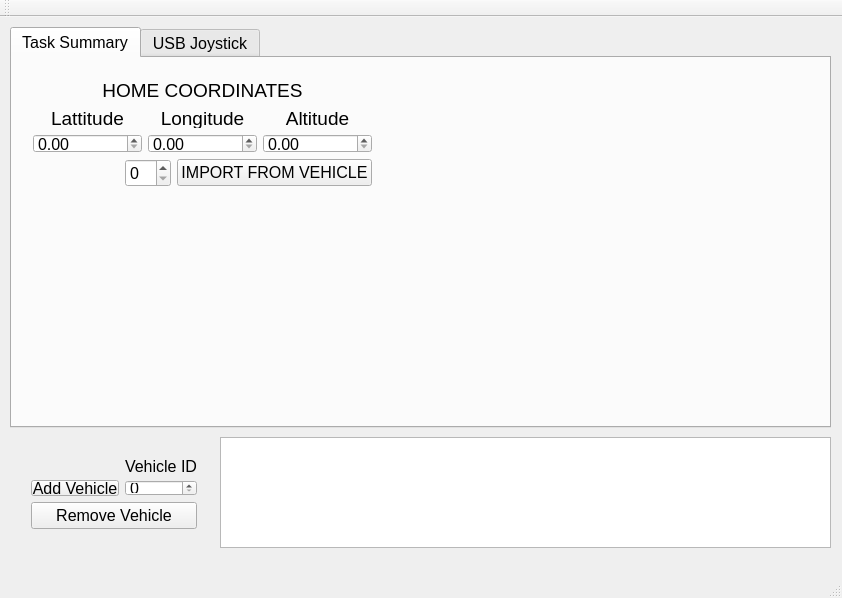
majorpr13/SwarmingVehicles, file ProjectSource/SwarmGUI/swarmcontroller_gui.ui: the form before one commit.
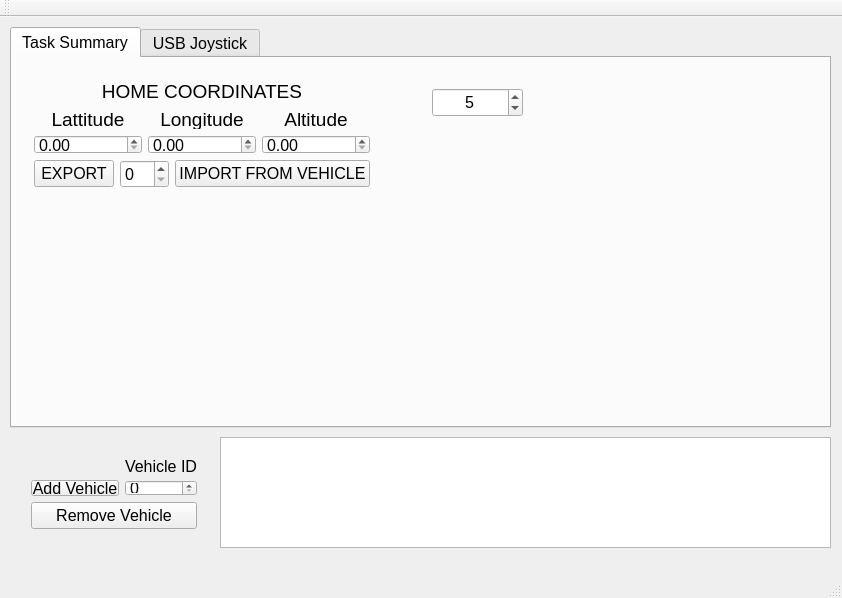
The form after the commit. Custom widgets are drawn as their Qt base class.

Commit message: GPS Home will send all to home in a circle around home with a radius

Patch:
```diff
--- a/ProjectSource/SwarmGUI/swarmcontroller_gui.ui
+++ b/ProjectSource/SwarmGUI/swarmcontroller_gui.ui
@@ -35,43 +35,32 @@
      <attribute name="title">
       <string>Task Summary</string>
      </attribute>
-     <widget class="QWidget" name="layoutWidget">
+     <widget class="QSpinBox" name="spinBox_LandingRadius">
       <property name="geometry">
        <rect>
-        <x>10</x>
-        <y>10</y>
-        <width>361</width>
+        <x>420</x>
+        <y>30</y>
+        <width>91</width>
+        <height>29</height>
+       </rect>
+      </property>
+      <property name="alignment">
+       <set>Qt::AlignCenter</set>
+      </property>
+      <property name="value">
+       <number>5</number>
+      </property>
+     </widget>
+     <widget class="QWidget" name="">
+      <property name="geometry">
+       <rect>
+        <x>11</x>
+        <y>11</y>
+        <width>358</width>
         <height>130</height>
        </rect>
       </property>
       <layout class="QGridLayout" name="gridLayout_4">
-       <item row="1" column="0">
-        <layout class="QHBoxLayout" name="horizontalLayout">
-         <item>
-          <spacer name="horizontalSpacer">
-           <property name="orientation">
-            <enum>Qt::Horizontal</enum>
-           </property>
-           <property name="sizeHint" stdset="0">
-            <size>
-             <width>40</width>
-             <height>20</height>
-            </size>
-           </property>
-          </spacer>
-         </item>
-         <item>
-          <widget class="QSpinBox" name="spinBox"/>
-         </item>
-         <item>
-          <widget class="QPushButton" name="pushButton_ImportHome">
-           <property name="text">
-            <string>IMPORT FROM VEHICLE</string>
-           </property>
-          </widget>
-         </item>
-        </layout>
-       </item>
        <item row="0" column="0">
         <layout class="QVBoxLayout" name="verticalLayout_4">
          <item>
@@ -200,6 +189,27 @@
          </item>
         </layout>
        </item>
+       <item row="1" column="0">
+        <layout class="QHBoxLayout" name="horizontalLayout">
+         <item>
+          <widget class="QPushButton" name="pushButton_ExportHome">
+           <property name="text">
+            <string>EXPORT</string>
+           </property>
+          </widget>
+         </item>
+         <item>
+          <widget class="QSpinBox" name="spinBox_VehicleHome"/>
+         </item>
+         <item>
+          <widget class="QPushButton" name="pushButton_ImportHome">
+           <property name="text">
+            <string>IMPORT FROM VEHICLE</string>
+           </property>
+          </widget>
+         </item>
+        </layout>
+       </item>
       </layout>
      </widget>
     </widget>
```
The commit also changes 13 other files.
